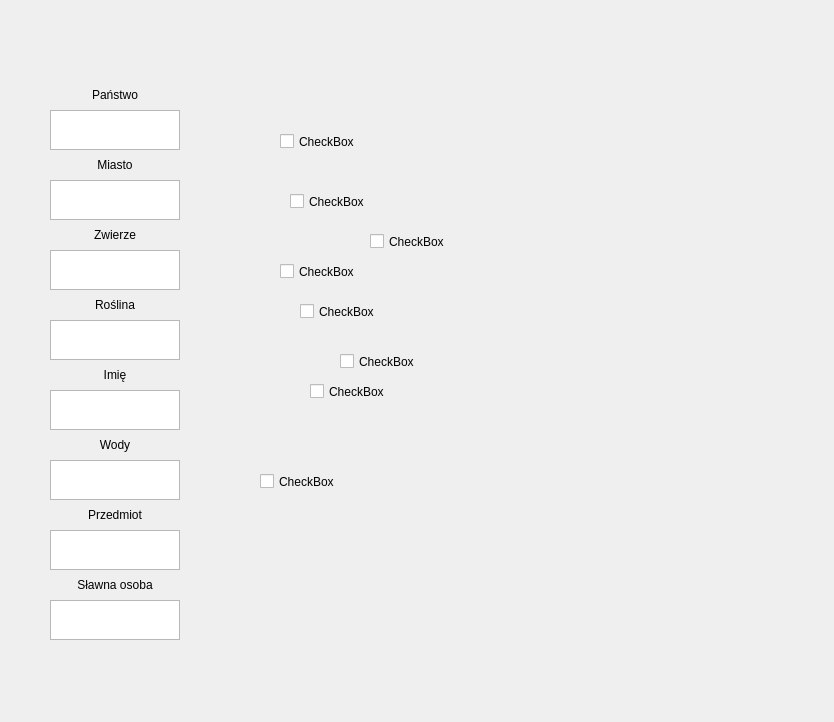
Qt form PanstwaMiastaQT/gamemain.ui (mbolimowski/PanstwaMiasta) before a commit.
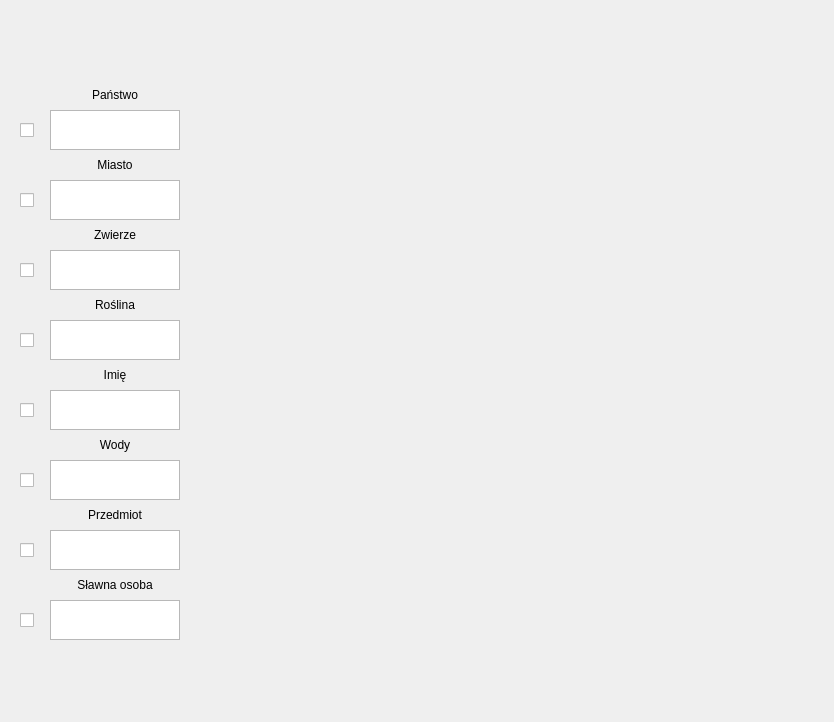
The same form after that commit.

Commit message: game window checkboxes add commit

Patch:
```diff
--- a/PanstwaMiastaQT/gamemain.ui
+++ b/PanstwaMiastaQT/gamemain.ui
@@ -227,105 +227,105 @@
   <widget class="QCheckBox" name="checkBox">
    <property name="geometry">
     <rect>
-     <x>280</x>
-     <y>130</y>
-     <width>92</width>
-     <height>23</height>
+     <x>20</x>
+     <y>120</y>
+     <width>20</width>
+     <height>20</height>
     </rect>
    </property>
    <property name="text">
-    <string>CheckBox</string>
+    <string/>
    </property>
   </widget>
   <widget class="QCheckBox" name="checkBox_2">
    <property name="geometry">
     <rect>
-     <x>300</x>
-     <y>300</y>
-     <width>92</width>
-     <height>23</height>
+     <x>20</x>
+     <y>330</y>
+     <width>20</width>
+     <height>20</height>
     </rect>
    </property>
    <property name="text">
-    <string>CheckBox</string>
+    <string/>
    </property>
   </widget>
   <widget class="QCheckBox" name="checkBox_3">
    <property name="geometry">
     <rect>
-     <x>370</x>
-     <y>230</y>
-     <width>92</width>
-     <height>23</height>
+     <x>20</x>
+     <y>610</y>
+     <width>20</width>
+     <height>20</height>
     </rect>
    </property>
    <property name="text">
-    <string>CheckBox</string>
+    <string/>
    </property>
   </widget>
   <widget class="QCheckBox" name="checkBox_4">
    <property name="geometry">
     <rect>
-     <x>280</x>
+     <x>20</x>
      <y>260</y>
-     <width>92</width>
-     <height>23</height>
+     <width>20</width>
+     <height>20</height>
     </rect>
    </property>
    <property name="text">
-    <string>CheckBox</string>
+    <string/>
    </property>
   </widget>
   <widget class="QCheckBox" name="checkBox_5">
    <property name="geometry">
     <rect>
-     <x>290</x>
+     <x>20</x>
      <y>190</y>
-     <width>92</width>
-     <height>23</height>
+     <width>20</width>
+     <height>20</height>
     </rect>
    </property>
    <property name="text">
-    <string>CheckBox</string>
+    <string/>
    </property>
   </widget>
   <widget class="QCheckBox" name="checkBox_7">
    <property name="geometry">
     <rect>
-     <x>310</x>
-     <y>380</y>
-     <width>92</width>
-     <height>23</height>
+     <x>20</x>
+     <y>400</y>
+     <width>20</width>
+     <height>20</height>
     </rect>
    </property>
    <property name="text">
-    <string>CheckBox</string>
+    <string/>
    </property>
   </widget>
   <widget class="QCheckBox" name="checkBox_8">
    <property name="geometry">
     <rect>
-     <x>340</x>
-     <y>350</y>
-     <width>92</width>
-     <height>23</height>
+     <x>20</x>
+     <y>540</y>
+     <width>20</width>
+     <height>20</height>
     </rect>
    </property>
    <property name="text">
-    <string>CheckBox</string>
+    <string/>
    </property>
   </widget>
   <widget class="QCheckBox" name="checkBox_6">
    <property name="geometry">
     <rect>
-     <x>260</x>
+     <x>20</x>
      <y>470</y>
-     <width>92</width>
-     <height>23</height>
+     <width>20</width>
+     <height>20</height>
     </rect>
    </property>
    <property name="text">
-    <string>CheckBox</string>
+    <string/>
    </property>
   </widget>
  </widget>
```
Left out of the diff: 42 changed lines with no effect on the pictures. The commit also changes 1 other file.
